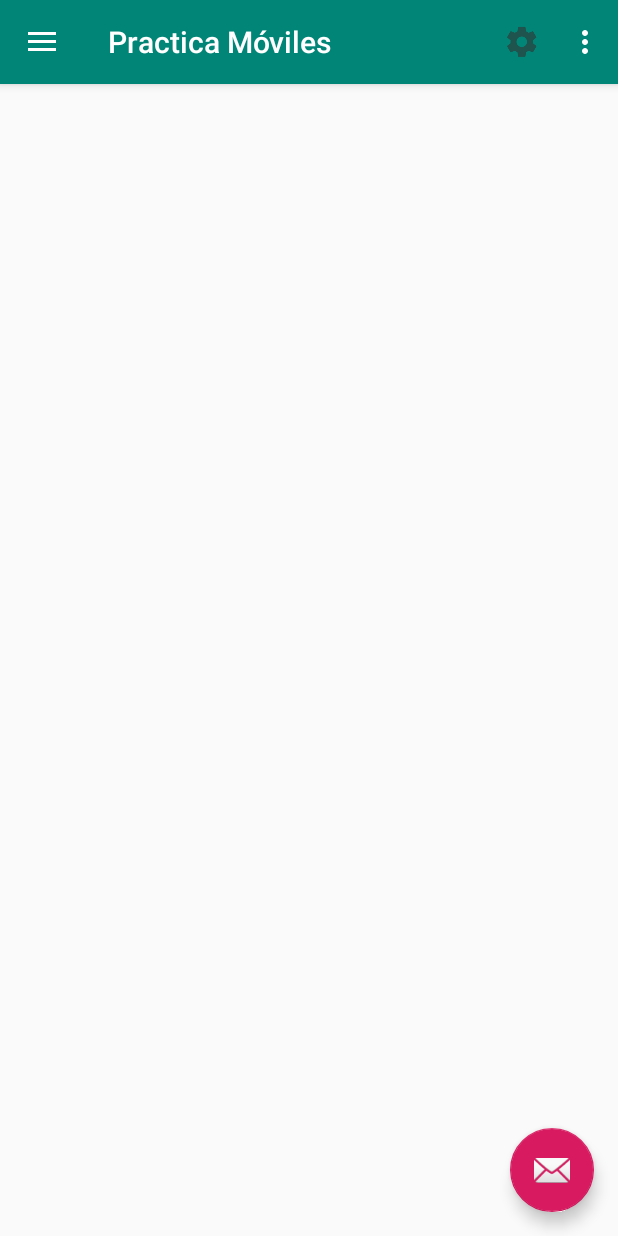
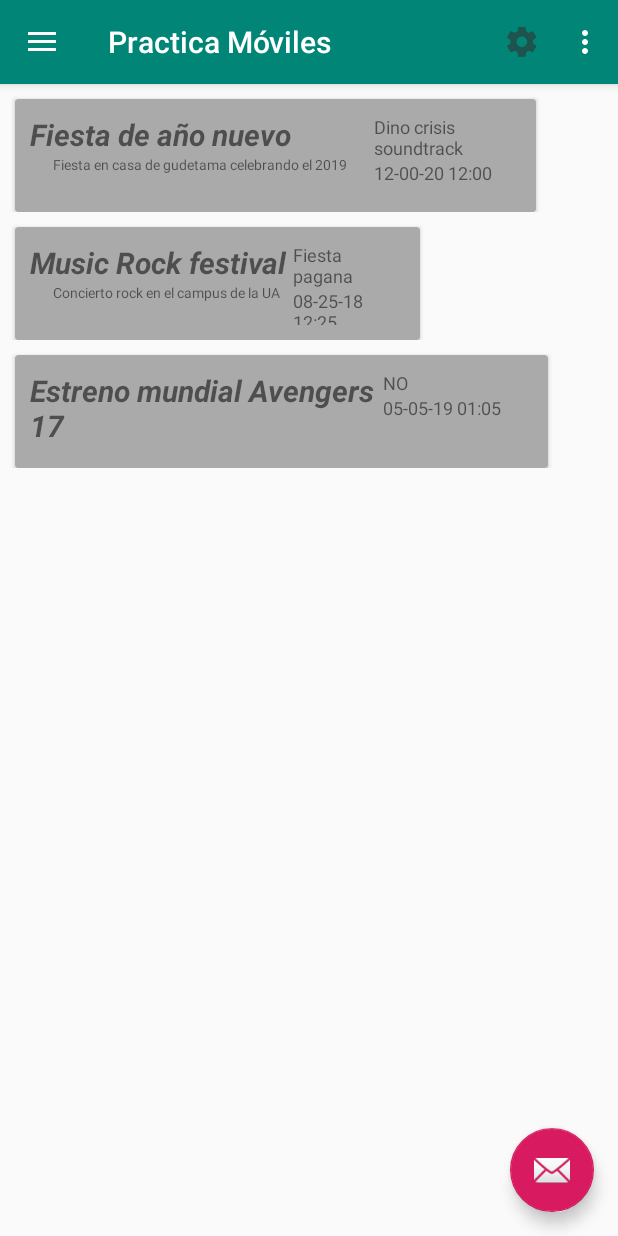
Before and after one commit to Muglok/MomentoProyect, an Android app: the MainActivity screen opened directly, with no data from a screen before it, on a phone screen of 412 x 824 dp. Run offline under Robolectric (Android 15) with nearby library versions, the light colour scheme and no system bars; our stand-ins replace Volley; network calls fail; 3 statements that could not run were skipped.

Commit message:
Card view y propiedad onclick del recycler view

```diff
--- /dev/null
+++ b/MomentosChristmas/Practica3/Practica_3/app/src/main/java/com/dam/jesus/practica_2/AdapterMomentos2.java
@@ -0,0 +1,83 @@
+package com.dam.jesus.practica_2;
+
+import android.support.annotation.NonNull;
+import android.support.v7.widget.RecyclerView;
+import android.view.LayoutInflater;
+import android.view.View;
+import android.view.ViewGroup;
+import android.widget.ImageView;
+import android.widget.TextView;
+
+import java.text.ParseException;
+import java.text.SimpleDateFormat;
+import java.util.Date;
+
+import java.util.ArrayList;
+
+public class AdapterMomentos2  extends RecyclerView.Adapter<AdapterMomentos2.ViewHolderDatos>
+        implements View.OnClickListener {
+
+    ArrayList<Momento2> listaMomentos;
+    private View.OnClickListener listener;
+
+    public AdapterMomentos2(ArrayList<Momento2> listaMomentos) {
+        this.listaMomentos = listaMomentos;
+    }
+
+    @Override
+    public AdapterMomentos2.ViewHolderDatos onCreateViewHolder(ViewGroup parent, int viewType) {
+        View view = LayoutInflater.from(parent.getContext())
+                .inflate(R.layout.item_list_momento,null,false);
+        view.setOnClickListener(this);
+
+        return new AdapterMomentos2.ViewHolderDatos(view);
+    }
+
+    @Override
+    public void onBindViewHolder(AdapterMomentos2.ViewHolderDatos holder, int position) {
+       holder.etiTitulo.setText(listaMomentos.get(position).getTitulo());
+        holder.etiDescripcion.setText(listaMomentos.get(position).getDescripcion());
+        holder.etiCancion.setText(listaMomentos.get(position).getCancion());
+
+        holder.etiFecha.setText(dateFormat(listaMomentos.get(position).getFechaYhora()).toString());
+    }
+
+    @Override
+    public int getItemCount() {
+        return listaMomentos.size();
+    }
+
+    public void setOnClickListener(View.OnClickListener listener)
+    {
+        this.listener = listener;
+    }
+
+    @Override
+    public void onClick(View view) {
+        if(listener != null){
+            listener.onClick(view);
+        }
+
+    }
+
+    public class ViewHolderDatos extends RecyclerView.ViewHolder {
+
+        TextView etiTitulo,etiDescripcion,etiCancion,etiFecha;
+
+        public ViewHolderDatos( View itemView) {
+            super(itemView);
+            etiTitulo = itemView.findViewById(R.id.idTitulo);
+            etiDescripcion = itemView.findViewById(R.id.idDescripcion);
+            etiCancion = itemView.findViewById(R.id.idCancion);
+            etiFecha = itemView.findViewById(R.id.idFecha);
+        }
+    }
+
+    public static String dateFormat(Date dateX)
+    {
+        SimpleDateFormat dt = new SimpleDateFormat("dd-mm-yy hh:mm");
+
+
+        return dt.format(dateX);
+    }
+}
--- a/MomentosChristmas/Practica3/Practica_3/app/src/main/java/com/dam/jesus/practica_2/MainActivity.java
+++ b/MomentosChristmas/Practica3/Practica_3/app/src/main/java/com/dam/jesus/practica_2/MainActivity.java
@@ -39,12 +39,14 @@ import org.json.JSONArray;
 import org.json.JSONException;
 import org.json.JSONObject;
 import java.util.ArrayList;
+import java.util.Date;
 import java.util.concurrent.CountDownLatch;
 
 public class MainActivity extends AppCompatActivity
         implements NavigationView.OnNavigationItemSelectedListener {
 
     public static ArrayList<Momento> list;
+    public static ArrayList<Momento2> list_momentos;
     public static RecyclerView recyclerMomentos;
 
     MediaPlayer mediaPlayer;
@@ -63,7 +65,8 @@ public class MainActivity extends AppCompatActivity
         setContentView(R.layout.activity_main);
 
         list = new ArrayList<>();
-        construirRecycler();
+        list_momentos = new ArrayList<>();
+        construirRecycler2();
 
 
         //Recupero datos del bundle pasado de la ventana Login
@@ -153,6 +156,26 @@ public class MainActivity extends AppCompatActivity
         recyclerMomentos = findViewById(R.id.RecyclerId);
         recyclerMomentos.setLayoutManager(new LinearLayoutManager(this));
         llenarMomentos2();
+    }
+
+    private void construirRecycler2()
+    {
+        recyclerMomentos = findViewById(R.id.RecyclerId);
+        recyclerMomentos.setLayoutManager(new LinearLayoutManager(this));
+        llenarMomentos3();
+        AdapterMomentos2 adapter = new AdapterMomentos2(list_momentos);
+
+        adapter.setOnClickListener(new View.OnClickListener() {
+            @Override
+            public void onClick(View view) {
+                Toast.makeText(getApplicationContext(),
+                        "Seleccion: " + list_momentos.get
+                                (recyclerMomentos.getChildAdapterPosition(view))
+                                .getTitulo(), Toast.LENGTH_SHORT).show();
+            }
+        });
+
+        recyclerMomentos.setAdapter(adapter);
     }
 
     private void llenarMomentos2()
@@ -246,6 +269,13 @@ public class MainActivity extends AppCompatActivity
                 "\n" +
                 "También es falso. Existe la historia que ´la frase viene de una entrevista en donde una chica es acosada por un señor, y para poder huir de él, ella le dice que es lesbiana, a lo que él le contesta que también es \"lesbiano\" y continua acosándola. Entonces alguien le grita al señor \"¡cállese, viejo lesbiano!\"",R.drawable.photo5834437103243603928));
     }
+
+    private void llenarMomentos3()
+    {
+        list_momentos.add(new Momento2(1,"Fiesta de año nuevo","Fiesta en casa de gudetama celebrando el 2019","Dino crisis soundtrack",383451700,-0.4814900,new Date("31/12/2018"),2));
+        list_momentos.add(new Momento2(2,"Music Rock festival","Concierto rock en el campus de la UA","Fiesta pagana",383451700,-0.4814900,new Date("05/08/2018 12:25"),4));
+        list_momentos.add(new Momento2(3,"Estreno mundial Avengers 17","Otra pelicula mas","NO",383451700,-0.4814900,new Date("22/05/2018 13:05"),5));
+     }
 
     @Override
     public void onBackPressed() {
--- a/MomentosChristmas/Practica3/Practica_3/app/src/main/java/com/dam/jesus/practica_2/Momento2.java
+++ b/MomentosChristmas/Practica3/Practica_3/app/src/main/java/com/dam/jesus/practica_2/Momento2.java
@@ -7,12 +7,12 @@ public class Momento2
     private String titulo;
     private String descripcion;
     private String cancion;
-    private float latitud;
-    private float longitud;
+    private double latitud;
+    private double longitud;
     private Date fechaYhora;
     private int idUsuario;
 
-    public Momento2(int id, String titulo, String descripcion, String cancion, float latitud, float longitud, Date fechaYhora, int idUsuario) {
+    public Momento2(int id, String titulo, String descripcion, String cancion, double latitud, double longitud, Date fechaYhora, int idUsuario) {
         this.id = id;
         this.titulo = titulo;
         this.descripcion = descripcion;
@@ -55,7 +55,7 @@ public class Momento2
         this.cancion = cancion;
     }
 
-    public float getLatitud() {
+    public double getLatitud() {
         return latitud;
     }
 
@@ -63,7 +63,7 @@ public class Momento2
         this.latitud = latitud;
     }
 
-    public float getLongitud() {
+    public double getLongitud() {
         return longitud;
     }
 
--- a/MomentosChristmas/Practica3/Practica_3/app/src/main/res/layout/item_list.xml
+++ b/MomentosChristmas/Practica3/Practica_3/app/src/main/res/layout/item_list.xml
@@ -1,15 +1,24 @@
 <?xml version="1.0" encoding="utf-8"?>
 <LinearLayout
     xmlns:android="http://schemas.android.com/apk/res/android"
+    xmlns:card_view="http://schemas.android.com/apk/res-auto"
     android:orientation="vertical"
     android:layout_width="match_parent"
     android:layout_height="match_parent">
 
+    <android.support.v7.widget.CardView
+        android:layout_width="match_parent"
+        android:layout_height="wrap_content"
+        android:layout_marginRight="10dp"
+        android:layout_marginTop="10dp"
+        android:layout_marginLeft="10dp"
+        card_view:cardBackgroundColor="@android:color/darker_gray">
+
         <LinearLayout
             android:layout_width="match_parent"
             android:layout_height="wrap_content"
-        android:orientation="horizontal">
-
+            android:orientation="horizontal"
+            android:background="@drawable/background_card">
 
             <ImageView
                 android:id="@+id/idImagen"
@@ -17,10 +26,12 @@
                 android:layout_height="100dp"
                 android:src="@mipmap/welcome_navidad"
                 android:layout_marginTop="15dp"
+                android:layout_marginBottom="10dp"
+                android:paddingLeft="5dp"
                 android:layout_marginRight="10dp" />
 
             <LinearLayout
-            android:layout_width="wrap_content"
+                android:layout_width="match_parent"
                 android:layout_height="wrap_content"
                 android:orientation="vertical">
 
@@ -42,15 +53,7 @@
                     android:layout_marginRight="10dp"/>
 
             </LinearLayout>
-
-
         </LinearLayout>
 
-    <TextView
-        android:layout_width="match_parent"
-        android:layout_height="1dp"
-        android:background="@color/colorPrimary"
-        android:layout_below="@+id/idImagen"
-        android:layout_marginTop="11dp"/>
-
+    </android.support.v7.widget.CardView>
 </LinearLayout>
--- a/MomentosChristmas/Practica3/Practica_3/app/src/main/res/layout/item_list_momento.xml
+++ b/MomentosChristmas/Practica3/Practica_3/app/src/main/res/layout/item_list_momento.xml
@@ -1,6 +1,77 @@
 <?xml version="1.0" encoding="utf-8"?>
-<android.support.constraint.ConstraintLayout
-    xmlns:android="http://schemas.android.com/apk/res/android" android:layout_width="match_parent"
-    android:layout_height="match_parent">
+<LinearLayout xmlns:android="http://schemas.android.com/apk/res/android"
+    xmlns:card_view="http://schemas.android.com/apk/res-auto"
+    android:orientation="vertical"
+    android:layout_width="match_parent"
+    android:layout_height="match_parent"
+    android:layout_margin="10dp">
 
-</android.support.constraint.ConstraintLayout>
+
+
+    <android.support.v7.widget.CardView
+        android:layout_width="match_parent"
+        android:layout_height="wrap_content"
+        android:layout_marginRight="10dp"
+        android:layout_marginTop="10dp"
+        android:layout_marginLeft="10dp"
+        card_view:cardBackgroundColor="@android:color/darker_gray">
+
+
+
+            <LinearLayout
+                android:layout_width="match_parent"
+                android:layout_height="wrap_content"
+                android:orientation="horizontal"
+                android:layout_margin="10dp">
+
+
+
+                <LinearLayout
+                    android:layout_width="match_parent"
+                    android:layout_height="wrap_content"
+                    android:orientation="vertical"
+                    android:layout_weight="3">
+
+                    <TextView
+                        android:id="@+id/idTitulo"
+                        android:layout_width="wrap_content"
+                        android:layout_height="wrap_content"
+                        android:text="Nombre"
+                        android:textSize="20dp"
+                        android:textStyle="bold|italic" />
+
+                    <TextView
+                        android:id="@+id/idDescripcion"
+                        android:layout_width="wrap_content"
+                        android:layout_height="wrap_content"
+                        android:text="Descripcion"
+                        android:layout_marginBottom="15dp"
+                        android:paddingLeft="15dp"
+                        android:textSize="9dp"/>
+            </LinearLayout>
+                <LinearLayout
+                    android:layout_width="match_parent"
+                    android:layout_height="wrap_content"
+                    android:orientation="vertical"
+                    android:layout_weight="7">
+
+                    <TextView
+                        android:id="@+id/idCancion"
+                        android:layout_width="wrap_content"
+                        android:layout_height="wrap_content"
+                        android:text="Cancion"
+                        android:textSize="12dp" />
+
+                    <TextView
+                        android:id="@+id/idFecha"
+                        android:layout_width="wrap_content"
+                        android:layout_height="wrap_content"
+                        android:text="Fecha y hora"
+                        android:textSize="12dp" />
+                </LinearLayout>
+
+        </LinearLayout>
+
+
+    </android.support.v7.widget.CardView>
+</LinearLayout>
```
Also changed, not shown: MomentosChristmas/Practica3/Practica_3/app/src/main/res/drawable/background_card.jpg (added). Lines whose indentation alone changed are shown as unchanged.
